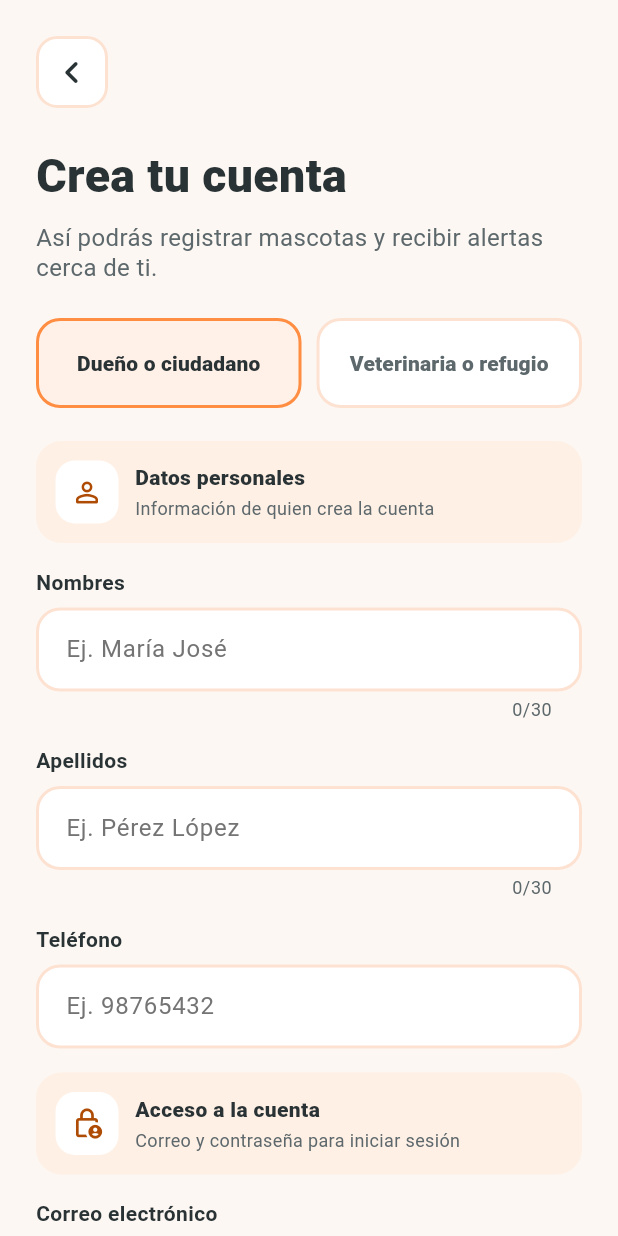
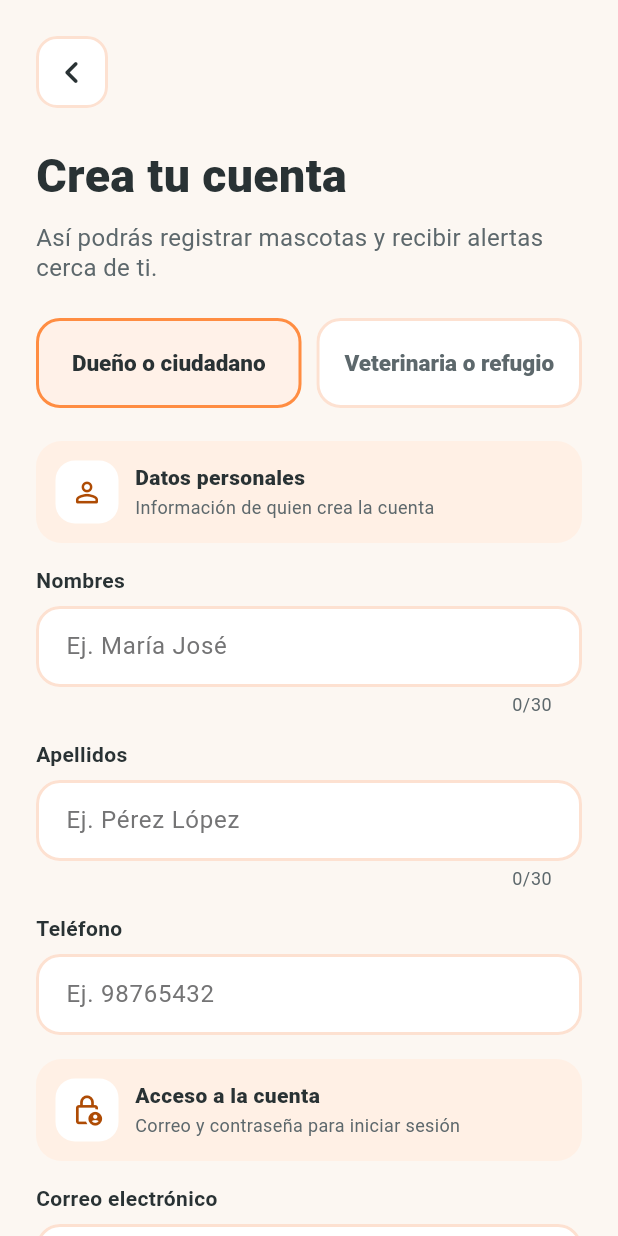
Before and after one commit to heidyssh/pet-id, a Flutter app: the screen it shows after launch, after a tap on "Crear cuenta", on a phone screen of 412 x 824 dp. Run offline on Flutter 3.47's test engine with Material 3 defaults, Android fonts, the phone set to English and light mode, and no system bars; our stand-ins replace camera, flutter_map, flutter_secure_storage, geolocator, image_picker, latlong2.

Commit message:
feat: unificar y modernizar la experiencia visual de toda la aplicación
- Implementa un sistema visual global manteniendo la identidad y paleta de PetID.
- Unifica estilos de botones, formularios, tarjetas, selectores, diálogos y modales.
- Mejora el contraste, las sombras, los bordes y la jerarquía visual.
- Evita que los modales y botones queden ocultos por la navegación del dispositivo.
- Añade desplazamiento a listados y hojas con contenido extenso.
- Moderniza las pantallas de inicio, mapa, mascotas, perfil, registro y reportes.
- Conserva animaciones sutiles para ofrecer una experiencia más fluida.
- Mejora la coherencia visual y la accesibilidad en toda la aplicación.

```diff
--- a/mobile/lib/account_layout.dart
+++ b/mobile/lib/account_layout.dart
@@ -306,9 +306,15 @@ class AccountButton extends StatelessWidget {
     final button = DecoratedBox(
       decoration: BoxDecoration(
         borderRadius: BorderRadius.circular(16),
-        boxShadow: const [
-          BoxShadow(color: Color(0x44FF8D42), offset: Offset(4, 4)),
-        ],
+        boxShadow: primary
+            ? const [
+                BoxShadow(
+                  color: Color(0x2EAE4B04),
+                  blurRadius: 14,
+                  offset: Offset(0, 6),
+                ),
+              ]
+            : const [],
       ),
       child: OutlinedButton(
         onPressed: onPressed == null
@@ -320,12 +326,12 @@ class AccountButton extends StatelessWidget {
         style: OutlinedButton.styleFrom(
           minimumSize: const Size.fromHeight(54),
           padding: const EdgeInsets.symmetric(vertical: 14, horizontal: 16),
-          foregroundColor: petInk,
-          backgroundColor: primary ? petOrange : Colors.white,
+          foregroundColor: primary ? Colors.white : petDarkOrange,
+          backgroundColor: primary ? petDarkOrange : Colors.white,
           disabledBackgroundColor: accountBorder,
           side: BorderSide(
-            color: primary ? const Color(0xFFE27935) : accountBorder,
-            width: 2,
+            color: primary ? petDarkOrange : accountBorder,
+            width: primary ? 0 : 1.5,
           ),
           shape: RoundedRectangleBorder(
             borderRadius: BorderRadius.circular(16),
@@ -345,7 +351,7 @@ class AccountButton extends StatelessWidget {
                   dimension: 17,
                   child: CircularProgressIndicator(
                     strokeWidth: 2.2,
-                    color: primary ? petInk : petDarkOrange,
+                    color: primary ? Colors.white : petDarkOrange,
                   ),
                 ),
                 const SizedBox(width: 9),
--- a/mobile/lib/app_select.dart
+++ b/mobile/lib/app_select.dart
@@ -33,6 +33,8 @@ class AppSelectField<T> extends StatelessWidget {
 
   Future<T?> _open(BuildContext context) => showModalBottomSheet<T>(
     context: context,
+    useRootNavigator: true,
+    useSafeArea: true,
     backgroundColor: Colors.transparent,
     isScrollControlled: true,
     builder: (context) => SafeArea(
--- a/mobile/lib/location_picker.dart
+++ b/mobile/lib/location_picker.dart
@@ -408,8 +408,8 @@ class _LocationPickerPageState extends State<LocationPickerPage> {
                     label: const Text('Confirmar ubicación'),
                     style: FilledButton.styleFrom(
                       minimumSize: const Size.fromHeight(56),
-                      backgroundColor: petOrange,
-                      foregroundColor: petInk,
+                      backgroundColor: petDarkOrange,
+                      foregroundColor: Colors.white,
                       shape: RoundedRectangleBorder(
                         borderRadius: BorderRadius.circular(18),
                       ),
--- a/mobile/lib/main.dart
+++ b/mobile/lib/main.dart
@@ -5,6 +5,7 @@ import 'package:provider/provider.dart';
 import 'api.dart';
 import 'home.dart';
 import 'motion.dart';
+import 'pet_theme.dart';
 import 'welcome.dart';
 
 void main() => runApp(const PetIdApp());
@@ -35,27 +36,7 @@ class _PetIdAppState extends State<PetIdApp> {
         child: MaterialApp(
           title: 'PetID',
           debugShowCheckedModeBanner: false,
-          theme: ThemeData(
-            colorScheme: ColorScheme.fromSeed(
-              seedColor: petOrange,
-              primary: petDarkOrange,
-              onPrimary: Colors.white,
-            ),
-            scaffoldBackgroundColor: petCream,
-            // Todas las pantallas, actuales y nuevas, entran con la misma
-            // animación.
-            pageTransitionsTheme: const PageTransitionsTheme(
-              builders: {
-                TargetPlatform.android: PetPageTransitions(),
-                TargetPlatform.iOS: PetPageTransitions(),
-              },
-            ),
-            inputDecorationTheme: const InputDecorationTheme(
-              border: OutlineInputBorder(),
-              filled: true,
-              fillColor: Colors.white,
-            ),
-          ),
+          theme: petIdTheme(),
           home: const _Entry(),
         ),
       ),
--- a/mobile/lib/pet_registration.dart
+++ b/mobile/lib/pet_registration.dart
@@ -227,6 +227,7 @@ class _PetRegistrationPageState extends State<PetRegistrationPage> {
     if (_busy) return;
     final source = await showModalBottomSheet<ImageSource>(
       context: context,
+      useSafeArea: true,
       backgroundColor: petCream,
       shape: const RoundedRectangleBorder(
         borderRadius: BorderRadius.vertical(top: Radius.circular(26)),
--- /dev/null
+++ b/mobile/lib/pet_theme.dart
@@ -0,0 +1,147 @@
+import 'package:flutter/material.dart';
+
+import 'account_layout.dart';
+import 'motion.dart';
+import 'welcome.dart';
+
+/// Sistema visual compartido de PetID. Conserva la paleta cálida y amable,
+/// pero evita que cada pantalla invente sus propios radios, bordes y botones.
+ThemeData petIdTheme() {
+  const surfaceEdge = Color(0xFFEFE5E0);
+  final colors = ColorScheme.fromSeed(
+    seedColor: petOrange,
+    brightness: Brightness.light,
+    primary: petDarkOrange,
+    onPrimary: Colors.white,
+    secondary: const Color(0xFF08735F),
+    onSecondary: Colors.white,
+    surface: petCream,
+    onSurface: petInk,
+    error: const Color(0xFFB42318),
+  );
+  final rounded16 = RoundedRectangleBorder(
+    borderRadius: BorderRadius.circular(16),
+  );
+
+  return ThemeData(
+    useMaterial3: true,
+    colorScheme: colors,
+    scaffoldBackgroundColor: petCream,
+    splashFactory: InkSparkle.splashFactory,
+    dividerColor: surfaceEdge,
+    pageTransitionsTheme: const PageTransitionsTheme(
+      builders: {
+        TargetPlatform.android: PetPageTransitions(),
+        TargetPlatform.iOS: PetPageTransitions(),
+      },
+    ),
+    textTheme: const TextTheme(
+      headlineSmall: TextStyle(
+        color: petInk,
+        fontWeight: FontWeight.w800,
+        letterSpacing: -.3,
+      ),
+      titleLarge: TextStyle(color: petInk, fontWeight: FontWeight.w800),
+      titleMedium: TextStyle(color: petInk, fontWeight: FontWeight.w700),
+      bodyLarge: TextStyle(color: petInk, height: 1.35),
+      bodyMedium: TextStyle(color: accountMuted, height: 1.35),
+    ),
+    inputDecorationTheme: InputDecorationTheme(
+      filled: true,
+      fillColor: Colors.white,
+      contentPadding: const EdgeInsets.symmetric(horizontal: 16, vertical: 16),
+      border: OutlineInputBorder(
+        borderRadius: BorderRadius.circular(16),
+        borderSide: const BorderSide(color: accountBorder),
+      ),
+      enabledBorder: OutlineInputBorder(
+        borderRadius: BorderRadius.circular(16),
+        borderSide: const BorderSide(color: accountBorder, width: 1.5),
+      ),
+      focusedBorder: OutlineInputBorder(
+        borderRadius: BorderRadius.circular(16),
+        borderSide: const BorderSide(color: petDarkOrange, width: 2),
+      ),
+      errorBorder: OutlineInputBorder(
+        borderRadius: BorderRadius.circular(16),
+        borderSide: const BorderSide(color: Color(0xFFB42318), width: 1.5),
+      ),
+    ),
+    filledButtonTheme: FilledButtonThemeData(
+      style: FilledButton.styleFrom(
+        minimumSize: const Size(0, 54),
+        backgroundColor: petDarkOrange,
+        foregroundColor: Colors.white,
+        disabledBackgroundColor: const Color(0xFFE9DDD6),
+        disabledForegroundColor: accountMuted,
+        elevation: 0,
+        shape: rounded16,
+        textStyle: const TextStyle(fontSize: 15, fontWeight: FontWeight.w800),
+      ),
+    ),
+    outlinedButtonTheme: OutlinedButtonThemeData(
+      style: OutlinedButton.styleFrom(
+        minimumSize: const Size(0, 52),
+        foregroundColor: petDarkOrange,
+        backgroundColor: Colors.white,
+        side: const BorderSide(color: accountBorder, width: 1.5),
+        shape: rounded16,
+        textStyle: const TextStyle(fontSize: 15, fontWeight: FontWeight.w800),
+      ),
+    ),
+    textButtonTheme: TextButtonThemeData(
+      style: TextButton.styleFrom(
+        foregroundColor: petDarkOrange,
+        shape: RoundedRectangleBorder(borderRadius: BorderRadius.circular(14)),
+        textStyle: const TextStyle(fontWeight: FontWeight.w700),
+      ),
+    ),
+    cardTheme: CardThemeData(
+      color: Colors.white,
+      elevation: 0,
+      margin: EdgeInsets.zero,
+      shape: RoundedRectangleBorder(
+        borderRadius: BorderRadius.circular(20),
+        side: const BorderSide(color: surfaceEdge),
+      ),
+    ),
+    bottomSheetTheme: const BottomSheetThemeData(
+      backgroundColor: petCream,
+      modalBackgroundColor: petCream,
+      surfaceTintColor: Colors.transparent,
+      modalBarrierColor: Color(0x850F1718),
+      shape: RoundedRectangleBorder(
+        borderRadius: BorderRadius.vertical(top: Radius.circular(28)),
+      ),
+    ),
+    dialogTheme: DialogThemeData(
+      backgroundColor: petCream,
+      surfaceTintColor: Colors.transparent,
+      shape: RoundedRectangleBorder(borderRadius: BorderRadius.circular(24)),
+    ),
+    switchTheme: SwitchThemeData(
+      thumbColor: WidgetStateProperty.resolveWith(
+        (states) => states.contains(WidgetState.selected)
+            ? Colors.white
+            : const Color(0xFF8A9497),
+      ),
+      trackColor: WidgetStateProperty.resolveWith(
+        (states) => states.contains(WidgetState.selected)
+            ? const Color(0xFF12B894)
+            : const Color(0xFFE4E0DD),
+      ),
+    ),
+    expansionTileTheme: const ExpansionTileThemeData(
+      iconColor: accountMuted,
+      collapsedIconColor: accountMuted,
+      textColor: petInk,
+      collapsedTextColor: petInk,
+      tilePadding: EdgeInsets.symmetric(horizontal: 4),
+    ),
+    listTileTheme: const ListTileThemeData(
+      iconColor: petDarkOrange,
+      textColor: petInk,
+      contentPadding: EdgeInsets.symmetric(horizontal: 16),
+    ),
+  );
+}
--- a/mobile/lib/welcome.dart
+++ b/mobile/lib/welcome.dart
@@ -77,8 +77,9 @@ class WelcomeScreen extends StatelessWidget {
                                       ),
                                       boxShadow: const [
                                         BoxShadow(
-                                          color: Color(0xFFFFD5BB),
-                                          offset: Offset(3, 3),
+                                          color: Color(0x3DD96B22),
+                                          blurRadius: 10,
+                                          offset: Offset(0, 4),
                                         ),
                                       ],
                                     ),
@@ -201,7 +202,11 @@ class WelcomeScreen extends StatelessWidget {
         decoration: ShapeDecoration(
           shape: shape,
           shadows: const [
-            BoxShadow(color: Color(0xFFFFD9C4), offset: Offset(4, 4)),
+            BoxShadow(
+              color: Color(0x33AE4B04),
+              blurRadius: 14,
+              offset: Offset(0, 6),
+            ),
           ],
         ),
         child: OutlinedButton(
@@ -210,8 +215,8 @@ class WelcomeScreen extends StatelessWidget {
             _open(context, page);
           },
           style: OutlinedButton.styleFrom(
-            foregroundColor: primary ? petInk : petDarkOrange,
-            backgroundColor: primary ? petOrange : Colors.white,
+            foregroundColor: primary ? Colors.white : petDarkOrange,
+            backgroundColor: primary ? petDarkOrange : Colors.white,
             side: BorderSide(
               color: primary ? const Color(0xFFE27935) : petOrange,
               width: 2.4 * scale,
@@ -382,7 +387,11 @@ class _HeroPanel extends StatelessWidget {
         border: Border.all(color: _edge, width: 2.4 * scale),
         borderRadius: BorderRadius.circular(16 * scale),
         boxShadow: const [
-          BoxShadow(color: Color(0x66FFD3B7), offset: Offset(4, 4)),
+          BoxShadow(
+            color: Color(0x1F0F2F2C),
+            blurRadius: 14,
+            offset: Offset(0, 6),
+          ),
         ],
       ),
       child: Row(
```
Also changed, not shown: mobile/lib/entry_forms.dart (+8 -5 lines), mobile/lib/home.dart (+93 -47 lines), mobile/lib/lost_report.dart (+6 -5 lines), mobile/lib/nearby_map.dart (+7 -3 lines), mobile/lib/pet_detail.dart (+10 -8 lines).
